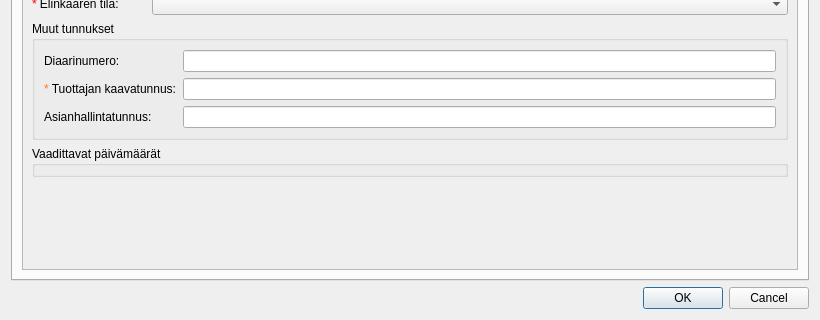
This is arho_feature_template/gui/dialogs/plan_attribute_form.ui in GispoCoding/arho-qgis-plugin as Qt 5 draws it before an edit; both pictures show x 0 to 820 and y 335 to 655 of the 820 by 655 pixel window. The edited form follows.
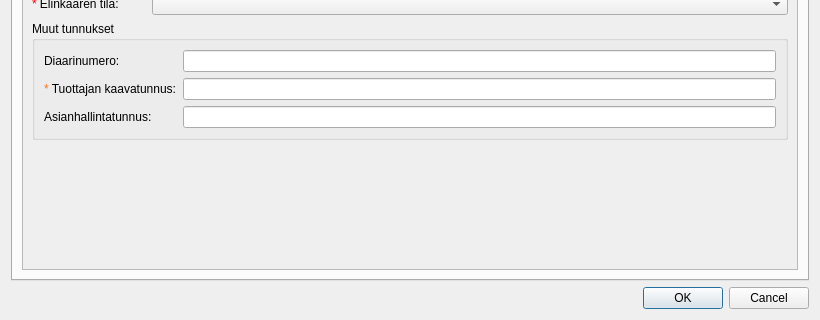
This is the edited form. Custom widgets are drawn as their Qt base class.

Commit message:
Add event dates to lifecycles that require them.
Created pipeline for saving Event dates.
Event dates are managed in the lifecycle_editor. Added class methods for event date related code_layers.
Updated relevant models.

What changed in the file:
```diff
--- a/arho_feature_template/gui/dialogs/plan_attribute_form.ui
+++ b/arho_feature_template/gui/dialogs/plan_attribute_form.ui
@@ -261,22 +261,6 @@
              </layout>
             </widget>
            </item>
-           <item>
-            <widget class="QgsCollapsibleGroupBox" name="mGroupBox_dates">
-             <property name="enabled">
-              <bool>true</bool>
-             </property>
-             <property name="title">
-              <string>Vaadittavat päivämäärät</string>
-             </property>
-             <property name="flat">
-              <bool>true</bool>
-             </property>
-             <property name="collapsed">
-              <bool>true</bool>
-             </property>
-            </widget>
-           </item>
            <item>
             <spacer name="verticalSpacer_3">
              <property name="orientation">
```
The commit also changes 8 other files.
